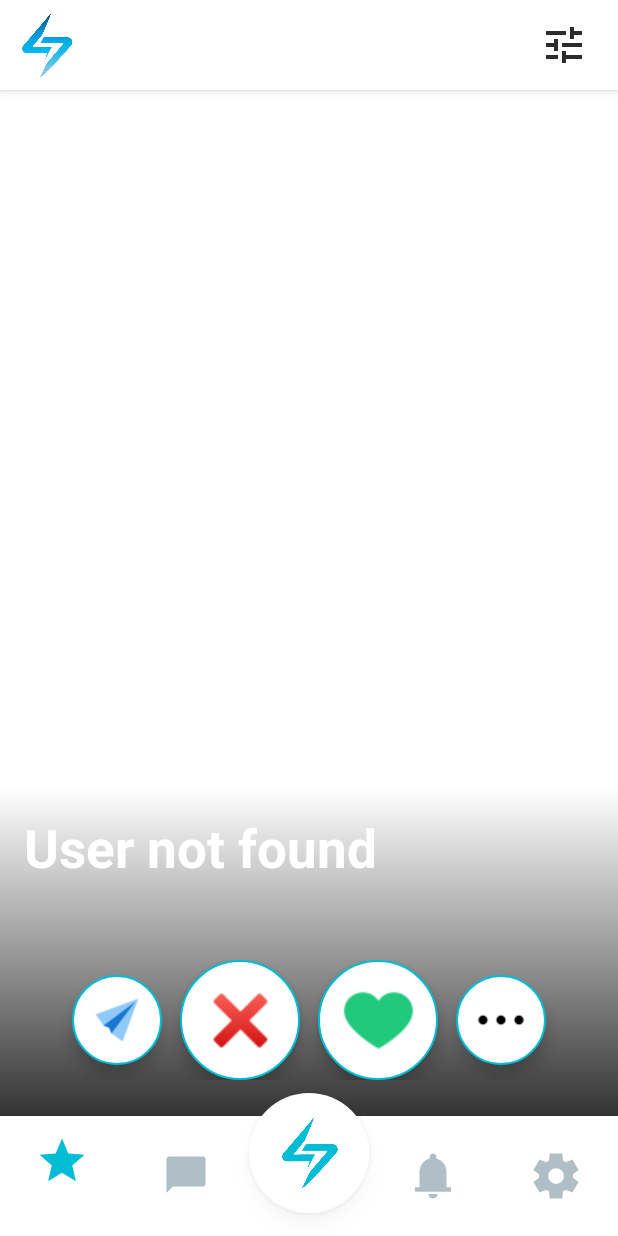
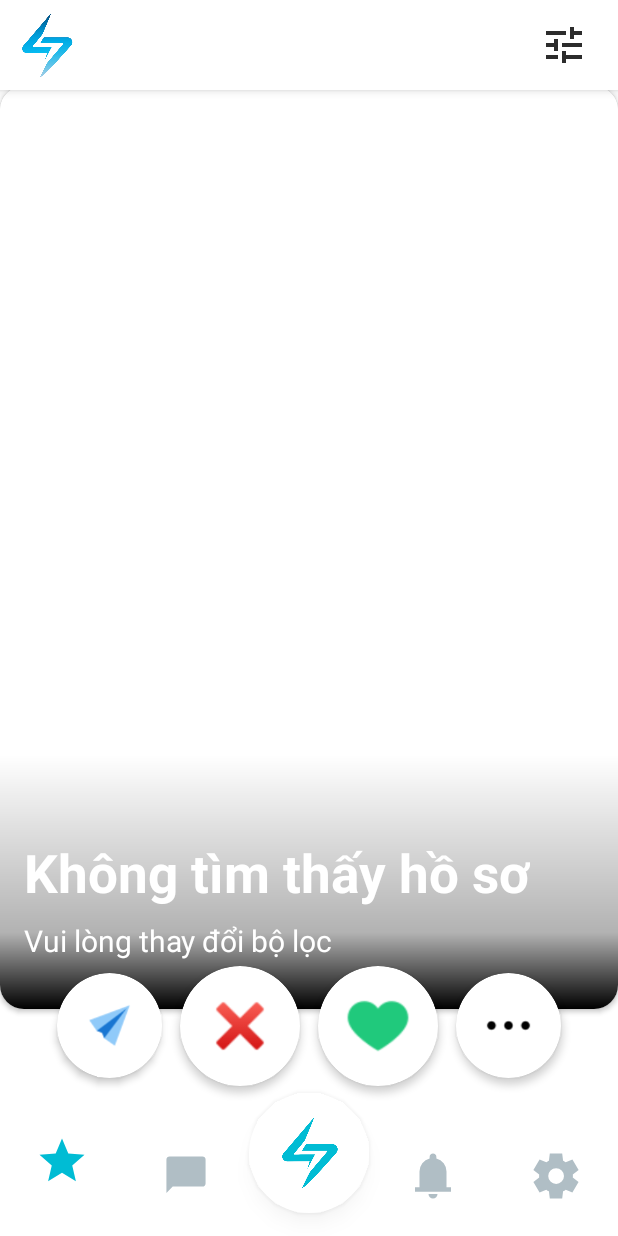
Before and after one commit to ThinhVo0/dating-app-ui, an Android app: the ProfileFragment screen opened directly, with no data from a screen before it, on a phone screen of 412 x 824 dp. Run offline under Robolectric (Android 15) with nearby library versions, the phone set to English and light mode, and no system bars; 2 statements that could not run were skipped.

Commit message:
fix main ui

```diff
--- a/app/src/main/res/anim/scale_up.xml
+++ b/app/src/main/res/anim/scale_up.xml
@@ -2,10 +2,10 @@
 <set xmlns:android="http://schemas.android.com/apk/res/android">
     <scale
         android:fromXScale="1.0"
-        android:toXScale="1.5"
+        android:toXScale="1.2"
         android:fromYScale="1.0"
-        android:toYScale="1.5"
+        android:toYScale="1.2"
         android:pivotX="50%"
         android:pivotY="50%"
-        android:duration="200" />
+        android:duration="100" />
 </set>
--- /dev/null
+++ b/app/src/main/res/drawable/gradient_fade_to_black.xml
@@ -0,0 +1,24 @@
+<?xml version="1.0" encoding="utf-8"?>
+<layer-list xmlns:android="http://schemas.android.com/apk/res/android">
+
+    <!-- Layer 1: Transparent to keep the image bright -->
+    <item>
+        <shape>
+            <solid android:color="@android:color/transparent" />
+        </shape>
+    </item>
+
+    <!-- Layer 2: Gradient in the bottom ~15% -->
+    <item android:top="446dp"> <!-- Start gradient at ~85% (525dp * 0.85) -->
+        <shape>
+            <gradient
+                android:type="linear"
+                android:angle="270"
+                android:startColor="#00000000"
+            android:endColor="#FF000000"
+            android:centerColor="#4D000000"
+            android:centerY="0.7" />
+        </shape>
+    </item>
+
+</layer-list>
--- a/app/src/main/res/drawable/gradient_overlay.xml
+++ b/app/src/main/res/drawable/gradient_overlay.xml
@@ -1,7 +1,7 @@
 <?xml version="1.0" encoding="utf-8"?>
 <shape xmlns:android="http://schemas.android.com/apk/res/android">
     <gradient
-        android:startColor="#00000000"
-        android:endColor="#CC000000"
+        android:startColor="#000000"
+        android:endColor="#FFFFFF"
         android:angle="270"/>
 </shape>
--- a/app/src/main/res/layout/fragment_match.xml
+++ b/app/src/main/res/layout/fragment_match.xml
@@ -3,50 +3,73 @@
     xmlns:android="http://schemas.android.com/apk/res/android"
     xmlns:app="http://schemas.android.com/apk/res-auto"
     android:layout_width="match_parent"
+    android:layout_height="match_parent"
+    android:background="#FFFFFF"
+    android:clipChildren="true"
+    android:clipToPadding="true">
+
+    <!-- CardView chứa ViewPager2 -->
+    <androidx.cardview.widget.CardView
+        android:id="@+id/profileCard"
+        android:layout_width="0dp"
+        android:layout_height="0dp"
+        app:cardCornerRadius="16dp"
+        app:cardElevation="2dp"
+        android:layout_marginTop="25dp"
+        app:cardBackgroundColor="@android:color/white"
+        app:layout_constraintTop_toTopOf="parent"
+        app:layout_constraintStart_toStartOf="parent"
+        app:layout_constraintEnd_toEndOf="parent"
+        app:layout_constraintBottom_toTopOf="@id/buttonLayout"
+        app:layout_constraintHeight_percent="0.90">
+
+        <androidx.constraintlayout.widget.ConstraintLayout
+            android:layout_width="match_parent"
             android:layout_height="match_parent">
 
+            <!-- ViewPager2 -->
             <androidx.viewpager2.widget.ViewPager2
                 android:id="@+id/viewPager"
+                android:layout_width="match_parent"
+                android:layout_height="0dp"
+                android:clipToPadding="false"
+                android:clipChildren="false"
+                android:background="@drawable/rounded_background"
+                android:overScrollMode="always"
+                app:layout_constraintTop_toTopOf="parent"
+                app:layout_constraintBottom_toBottomOf="parent"
+                app:layout_constraintStart_toStartOf="parent"
+                app:layout_constraintEnd_toEndOf="parent" />
+
+            <!-- Gradient overlay (includes black strip) -->
+            <View
+                android:id="@+id/cardGradientOverlay"
                 android:layout_width="0dp"
                 android:layout_height="0dp"
-        android:clipChildren="false"
-        android:clipToPadding="false"
-        android:padding="0dp"
-        android:background="@drawable/rounded_background"
-        android:clipToOutline="true"
+                android:background="@drawable/gradient_fade_to_black"
+                app:layout_constraintTop_toTopOf="parent"
                 app:layout_constraintBottom_toBottomOf="parent"
-        app:layout_constraintEnd_toEndOf="parent"
-        app:layout_constraintHorizontal_bias="0.0"
                 app:layout_constraintStart_toStartOf="parent"
-        app:layout_constraintTop_toTopOf="parent"
-        app:layout_constraintVertical_bias="0.0" />
+                app:layout_constraintEnd_toEndOf="parent" />
 
-    <View
-        android:id="@+id/backgroundOverlay"
-        android:layout_width="0dp"
-        android:layout_height="0dp"
-        android:background="@drawable/gradient_overlay"
-        android:clickable="false"
-        app:layout_constraintBottom_toBottomOf="parent"
-        app:layout_constraintEnd_toEndOf="parent"
-        app:layout_constraintStart_toStartOf="parent"
-        app:layout_constraintTop_toTopOf="@id/basicInfoLayout" />
-
+            <!-- Thông tin cơ bản (overlay on black strip) -->
             <LinearLayout
                 android:id="@+id/basicInfoLayout"
-        android:layout_width="match_parent"
+                android:layout_width="0dp"
                 android:layout_height="wrap_content"
                 android:orientation="vertical"
                 android:padding="16dp"
-        app:layout_constraintBottom_toTopOf="@id/buttonLayout"
-        app:layout_constraintEnd_toEndOf="parent"
-        app:layout_constraintStart_toStartOf="parent">
+                android:background="@android:color/transparent"
+                android:layout_marginBottom="16dp"
+                app:layout_constraintBottom_toBottomOf="parent"
+                app:layout_constraintStart_toStartOf="parent"
+                app:layout_constraintEnd_toEndOf="parent">
 
                 <TextView
                     android:id="@+id/tvNameAge"
                     android:layout_width="wrap_content"
                     android:layout_height="wrap_content"
-            android:text="User not found"
+                    android:text="Không tìm thấy hồ sơ"
                     android:textColor="@android:color/white"
                     android:textSize="35sp"
                     android:textStyle="bold" />
@@ -56,85 +79,104 @@
                     android:layout_width="wrap_content"
                     android:layout_height="wrap_content"
                     android:layout_marginTop="8dp"
-            android:text=""
+                    android:text="Vui lòng thay đổi bộ lọc"
                     android:textColor="@android:color/white"
                     android:textSize="20sp" />
+
             </LinearLayout>
 
+        </androidx.constraintlayout.widget.ConstraintLayout>
+    </androidx.cardview.widget.CardView>
+
+    <!-- Button Layout -->
     <LinearLayout
         android:id="@+id/buttonLayout"
         android:layout_width="match_parent"
         android:layout_height="wrap_content"
         android:gravity="center"
         android:orientation="horizontal"
-        android:layout_marginBottom="24dp"
+        android:layout_marginBottom="10dp"
+        android:paddingBottom="10dp"
+        android:clipChildren="false"
+        android:clipToPadding="false"
+        android:elevation="10dp"
         app:layout_constraintBottom_toBottomOf="parent"
-        app:layout_constraintEnd_toEndOf="parent"
-        app:layout_constraintStart_toStartOf="parent">
+        app:layout_constraintStart_toStartOf="parent"
+        app:layout_constraintEnd_toEndOf="parent">
 
-        <FrameLayout
-            android:layout_width="60dp"
-            android:layout_height="60dp"
+        <!-- Chat -->
+        <androidx.cardview.widget.CardView
+            android:layout_width="70dp"
+            android:layout_height="70dp"
             android:layout_marginEnd="12dp"
-            android:background="@drawable/circle_background"
-            android:elevation="6dp">
+            app:cardCornerRadius="35dp"
+            app:cardElevation="3dp"
+            app:cardBackgroundColor="@color/white">
             <ImageButton
                 android:id="@+id/btnChat"
-                android:layout_width="match_parent"
-                android:layout_height="match_parent"
-                android:padding="12dp"
-
+                android:layout_width="50dp"
+                android:layout_height="50dp"
+                android:layout_gravity="center"
                 android:background="@android:color/transparent"
+                android:padding="8dp"
                 android:src="@drawable/btn_send"
                 android:scaleType="centerInside"/>
-        </FrameLayout>
+        </androidx.cardview.widget.CardView>
 
-        <FrameLayout
+        <!-- Dislike -->
+        <androidx.cardview.widget.CardView
             android:layout_width="80dp"
             android:layout_height="80dp"
             android:layout_marginEnd="12dp"
-            android:background="@drawable/circle_background"
-            android:elevation="6dp">
+            app:cardCornerRadius="40dp"
+            app:cardElevation="3dp"
+            app:cardBackgroundColor="@color/white">
             <ImageButton
                 android:id="@+id/btnDislike"
-                android:layout_width="match_parent"
-                android:layout_height="match_parent"
-                android:padding="12dp"
+                android:layout_width="60dp"
+                android:layout_height="60dp"
+                android:layout_gravity="center"
                 android:background="@android:color/transparent"
+                android:padding="8dp"
                 android:src="@drawable/btn_dislike"
                 android:scaleType="centerInside"/>
-        </FrameLayout>
+        </androidx.cardview.widget.CardView>
 
-        <FrameLayout
+        <!-- Like -->
+        <androidx.cardview.widget.CardView
             android:layout_width="80dp"
             android:layout_height="80dp"
             android:layout_marginEnd="12dp"
-            android:background="@drawable/circle_background"
-            android:elevation="6dp">
+            app:cardCornerRadius="40dp"
+            app:cardElevation="3dp"
+            app:cardBackgroundColor="@color/white">
             <ImageButton
                 android:id="@+id/btnLike"
-                android:layout_width="match_parent"
-                android:layout_height="match_parent"
-                android:padding="12dp"
+                android:layout_width="60dp"
+                android:layout_height="60dp"
+                android:layout_gravity="center"
                 android:background="@android:color/transparent"
+                android:padding="8dp"
                 android:src="@drawable/btn_like"
                 android:scaleType="centerInside"/>
-        </FrameLayout>
+        </androidx.cardview.widget.CardView>
 
-        <FrameLayout
-            android:layout_width="60dp"
-            android:layout_height="60dp"
-            android:background="@drawable/circle_background"
-            android:elevation="6dp">
+        <!-- View Details -->
+        <androidx.cardview.widget.CardView
+            android:layout_width="70dp"
+            android:layout_height="70dp"
+            app:cardCornerRadius="35dp"
+            app:cardElevation="3dp"
+            app:cardBackgroundColor="@color/white">
             <ImageButton
                 android:id="@+id/btnViewDetails"
-                android:layout_width="match_parent"
-                android:layout_height="match_parent"
-                android:padding="12dp"
+                android:layout_width="50dp"
+                android:layout_height="50dp"
+                android:layout_gravity="center"
                 android:background="@android:color/transparent"
+                android:padding="8dp"
                 android:src="@drawable/btn_info"
                 android:scaleType="centerInside"/>
-        </FrameLayout>
+        </androidx.cardview.widget.CardView>
     </LinearLayout>
-
 </androidx.constraintlayout.widget.ConstraintLayout>
--- /dev/null
+++ b/app/src/main/res/layout/item_profile_card.xml
@@ -0,0 +1,6 @@
+<?xml version="1.0" encoding="utf-8"?>
+<androidx.constraintlayout.widget.ConstraintLayout xmlns:android="http://schemas.android.com/apk/res/android"
+             android:layout_width="match_parent"
+             android:layout_height="match_parent">
+
+</androidx.constraintlayout.widget.ConstraintLayout>
```
Also changed, not shown: app/src/main/java/com/example/datingapp/fragment/ProfileFragment.java (+130 -62 lines). Lines whose indentation alone changed are shown as unchanged.
